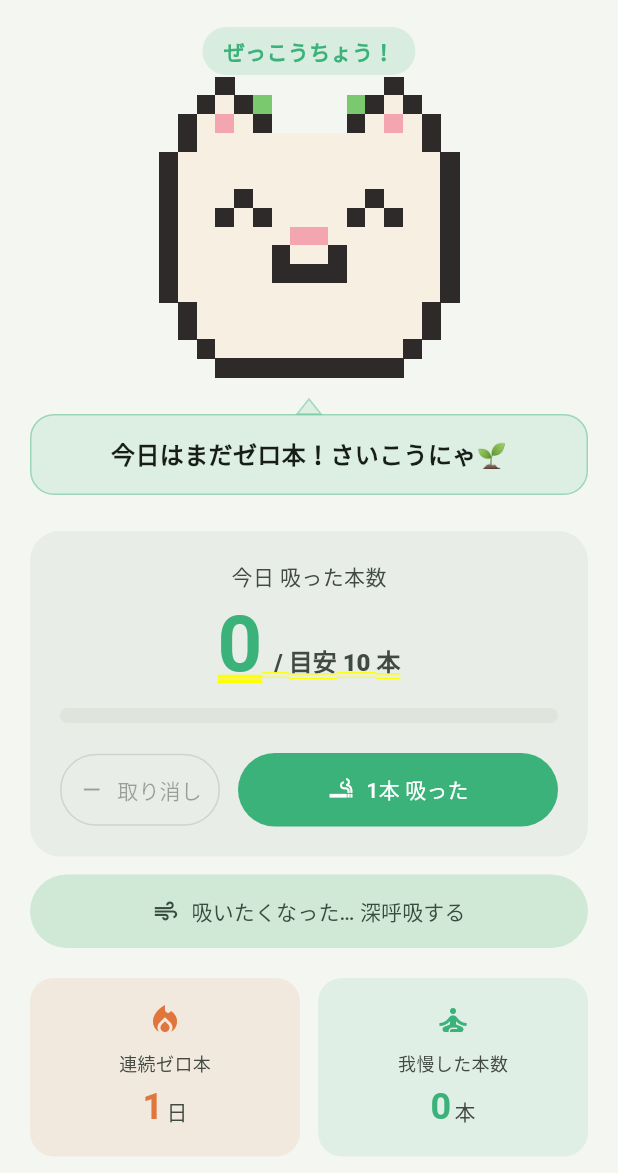
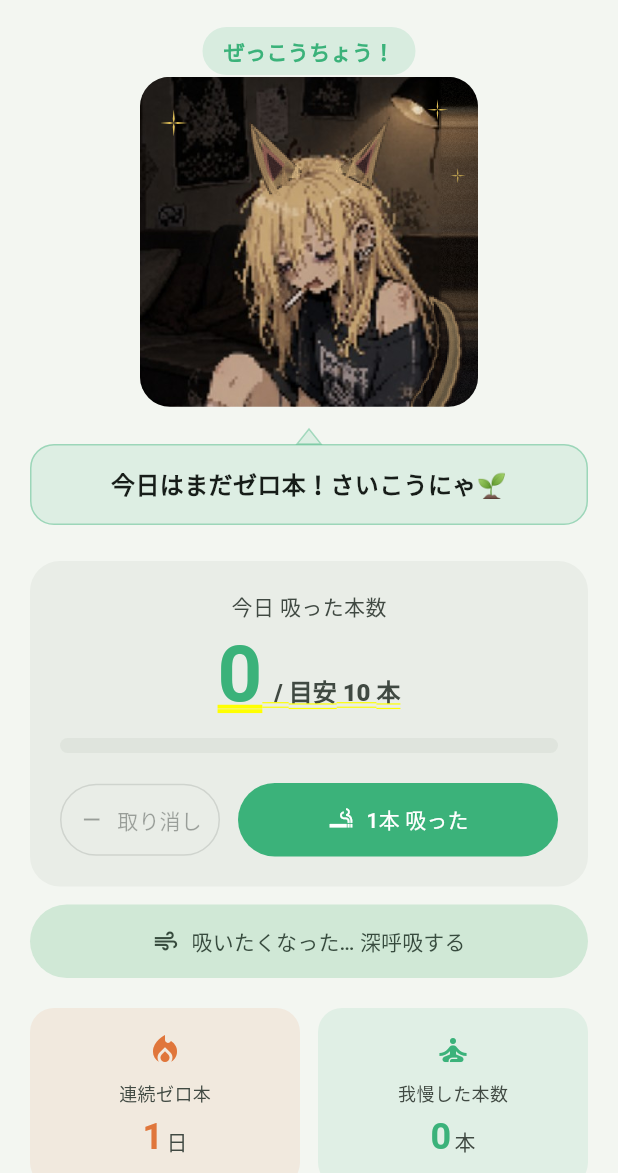
Before and after one commit to hirosekaito0612-ctrl/Nine-Solo, a Flutter app: the screen it shows after launch, after a tap on "はじめる", on a phone screen of 412 x 824 dp, the part 63-1236 px from its top. Run offline on Flutter 3.47's test engine with Material 3 defaults, Android fonts, the phone set to English and light mode, and no system bars; our stand-ins replace shared_preferences.

Commit message:
キャラをドット絵から猫耳・しっぽ付きイラストに変更
- 提供イラストに猫耳としっぽを描き足した画像を assets/images/yamenyan.png として追加
- 16x16ドット絵の描画(cat_pixels.dart / pixel_cat.dart)を廃止し、
  イラスト表示+気分エフェクト(きらきら/あせ/けむり)の character_view.dart に置き換え
- Mood・セリフ・ラベルは models/cat.dart に整理して維持
- pubspec にアセット登録、テスト・READMEを新仕様に更新

Co-Authored-By: Claude Fable 5 <noreply@anthropic.com>
Claude-Session: https://claude.ai/code/session_019VHbiJfSjPTDpCrCDGhAbm

```diff
--- /dev/null
+++ b/lib/models/cat.dart
@@ -0,0 +1,43 @@
+/// ヤメにゃんのキャラクター定義。
+///
+/// 見た目は `assets/images/yamenyan.png`（猫耳としっぽを描き足したイラスト）を
+/// 使い、気分はセリフ・ラベル・画面上のエフェクトで表現する。
+library;
+
+enum Mood { great, good, worried, bad, calm }
+
+class CatArt {
+  const CatArt._();
+
+  /// 気分に応じたヤメにゃんのセリフ。
+  static String message(Mood mood) {
+    switch (mood) {
+      case Mood.great:
+        return '今日はまだゼロ本！さいこうにゃ🌱';
+      case Mood.good:
+        return 'へらせてるね、えらいにゃ〜！';
+      case Mood.worried:
+        return 'んー、ちょっと多いかも。深呼吸しよ？';
+      case Mood.bad:
+        return 'ゴホッ…むりしないで休もうにゃ。また一緒にがんばろ？';
+      case Mood.calm:
+        return 'すーっ…はーっ…いっしょに深呼吸するにゃ…';
+    }
+  }
+
+  /// 状態ラベル（バッジ表示用）。
+  static String statusLabel(Mood mood) {
+    switch (mood) {
+      case Mood.great:
+        return 'ぜっこうちょう！';
+      case Mood.good:
+        return 'いいペース';
+      case Mood.worried:
+        return 'ちょっと注意';
+      case Mood.bad:
+        return 'ひとやすみ';
+      case Mood.calm:
+        return 'しんこきゅう';
+    }
+  }
+}
--- a/lib/models/cat_pixels.dart
+++ /dev/null
@@ -1,107 +0,0 @@
-/// ヤメにゃんのドット絵データ。
-///
-/// 画像ファイルは一切使わず、16x16 のドット（文字グリッド）をコードで描画する。
-/// これにより外部アセット不要でどの端末でもクリアに表示でき、
-/// 既存キャラクターの著作物にも一切依存しないオリジナルの相棒ネコになる。
-///
-/// 各文字は [palette] の色に対応する（'.' は透明）:
-///   k=輪郭  w=体(クリーム)  p=耳/鼻ピンク  e=目  h=ハイライト
-///   b=ほっぺ  m=けむり  g=きらきら  y=タバコ(黄)  t=なみだ
-library;
-
-enum Mood { great, good, worried, bad, calm }
-
-class CatArt {
-  const CatArt._();
-
-  /// ベースとなる素体（ふつうの顔）。全16行×16文字。
-  static const List<String> _base = <String>[
-    '...k........k...', // 0  耳の先
-    '..kwk......kwk..', // 1
-    '.kwpwk....kwpwk.', // 2  耳（内側ピンク）
-    '.kwwwwwwwwwwwwk.', // 3  頭
-    'kwwwwwwwwwwwwwwk', // 4
-    'kwwwwwwwwwwwwwwk', // 5
-    'kwweewwwwwweewwk', // 6  目
-    'kwwehwwwwwwehwwk', // 7  目のハイライト
-    'kwwwwwwppwwwwwwk', // 8  鼻
-    'kwbwwwwkkwwwwbwk', // 9  口・ほっぺ
-    'kwbwwwwwwwwwwbwk', // 10
-    'kwwwwwwwwwwwwwwk', // 11
-    '.kwwwwwwwwwwwwk.', // 12
-    '.kwwwwwwwwwwwwk.', // 13
-    '..kwwwwwwwwwwk..', // 14
-    '...kkkkkkkkkk...', // 15  あご
-  ];
-
-  /// 気分ごとに、目・口などの行だけを差し替えて表情を作る。
-  static List<String> forMood(Mood mood) {
-    final List<String> g = List<String>.from(_base);
-    switch (mood) {
-      case Mood.great: // ゼロ本！ 満面の笑み＋きらきら
-        g[1] = '..kwkg....gkwk..';
-        g[6] = 'kwwwkwwwwwwkwwwk';
-        g[7] = 'kwwkwkwwwwkwkwwk';
-        g[9] = 'kwwwwwkwwkwwwwwk';
-        g[10] = 'kwwwwwkkkkwwwwwk';
-        break;
-      case Mood.good: // 減らせてる にっこり
-        g[9] = 'kwbwwwkwwkwwwbwk';
-        g[10] = 'kwbwwwwkkwwwwbwk';
-        break;
-      case Mood.worried: // ちょっと多い 汗＋への字口
-        g[4] = 'kwwwwwwwwwwwtwwk';
-        g[6] = 'kwweewwwwwweewwk';
-        g[7] = 'kwweewwwwwweewwk';
-        g[9] = 'kwwwwwwkkwwwwwwk';
-        break;
-      case Mood.bad: // 吸いすぎ なみだ＋タバコ＋けむり
-        g[3] = '.kwwwwwmwwwwwwk.';
-        g[5] = 'kwwwwwwwmwwwwwwk';
-        g[6] = 'kwweewwwwwweewwk';
-        g[7] = 'kwwttwwwwwwttwwk';
-        g[9] = 'kwwwwwkyykwwwwwk';
-        g[10] = 'kwbwwkwwwwkwwbwk';
-        break;
-      case Mood.calm: // 深呼吸中 目を閉じておだやか
-        g[6] = 'kwwwwwwwwwwwwwwk';
-        g[7] = 'kwweewwwwwweewwk';
-        g[9] = 'kwbwwwkwwkwwwbwk';
-        g[10] = 'kwbwwwwkkwwwwbwk';
-        break;
-    }
-    return g;
-  }
-
-  /// 気分に応じたヤメにゃんのセリフ。
-  static String message(Mood mood) {
-    switch (mood) {
-      case Mood.great:
-        return '今日はまだゼロ本！さいこうにゃ🌱';
-      case Mood.good:
-        return 'へらせてるね、えらいにゃ〜！';
-      case Mood.worried:
-        return 'んー、ちょっと多いかも。深呼吸しよ？';
-      case Mood.bad:
-        return 'ゴホッ…むりしないで休もうにゃ。また一緒にがんばろ？';
-      case Mood.calm:
-        return 'すーっ…はーっ…いっしょに深呼吸するにゃ…';
-    }
-  }
-
-  /// 状態ラベル（バッジ表示用）。
-  static String statusLabel(Mood mood) {
-    switch (mood) {
-      case Mood.great:
-        return 'ぜっこうちょう！';
-      case Mood.good:
-        return 'いいペース';
-      case Mood.worried:
-        return 'ちょっと注意';
-      case Mood.bad:
-        return 'ひとやすみ';
-      case Mood.calm:
-        return 'しんこきゅう';
-    }
-  }
-}
--- a/lib/models/quit_data.dart
+++ b/lib/models/quit_data.dart
@@ -2,7 +2,7 @@ import 'dart:convert';
 
 import 'package:shared_preferences/shared_preferences.dart';
 
-import 'cat_pixels.dart';
+import 'cat.dart';
 
 /// アプリの状態を保持し、端末に永続化するモデル。
 ///
--- a/lib/screens/breathing_screen.dart
+++ b/lib/screens/breathing_screen.dart
@@ -1,7 +1,7 @@
 import 'package:flutter/material.dart';
 
-import '../models/cat_pixels.dart';
-import '../widgets/pixel_cat.dart';
+import '../models/cat.dart';
+import '../widgets/character_view.dart';
 
 /// 吸いたくなったときの深呼吸モード。
 ///
@@ -87,7 +87,7 @@ class _BreathingScreenState extends State<BreathingScreen>
                   final double scale = 1.0 + 0.12 * _breath.value;
                   return Transform.scale(scale: scale, child: child);
                 },
-                child: const PixelCat(mood: Mood.calm, size: 200),
+                child: const CharacterView(mood: Mood.calm, height: 200),
               ),
               const SizedBox(height: 24),
 
--- a/lib/screens/home_screen.dart
+++ b/lib/screens/home_screen.dart
@@ -1,8 +1,8 @@
 import 'package:flutter/material.dart';
 
-import '../models/cat_pixels.dart';
+import '../models/cat.dart';
 import '../models/quit_data.dart';
-import '../widgets/pixel_cat.dart';
+import '../widgets/character_view.dart';
 import '../widgets/speech_bubble.dart';
 import '../widgets/stat_tile.dart';
 import 'achievements_screen.dart';
@@ -168,7 +168,7 @@ class _HomeScreenState extends State<HomeScreen>
                     child: child,
                   );
                 },
-                child: Center(child: PixelCat(mood: mood, size: 200)),
+                child: Center(child: CharacterView(mood: mood, height: 220)),
               ),
               const SizedBox(height: 8),
 
--- a/lib/screens/onboarding_screen.dart
+++ b/lib/screens/onboarding_screen.dart
@@ -1,8 +1,8 @@
 import 'package:flutter/material.dart';
 
-import '../models/cat_pixels.dart';
+import '../models/cat.dart';
 import '../models/quit_data.dart';
-import '../widgets/pixel_cat.dart';
+import '../widgets/character_view.dart';
 
 /// 初回起動時に「1日の平均本数」と「1箱の値段」を聞く画面。
 class OnboardingScreen extends StatefulWidget {
@@ -50,7 +50,7 @@ class _OnboardingScreenState extends State<OnboardingScreen> {
             crossAxisAlignment: CrossAxisAlignment.stretch,
             children: <Widget>[
               const SizedBox(height: 12),
-              const Center(child: PixelCat(mood: Mood.good, size: 160)),
+              const Center(child: CharacterView(mood: Mood.good, height: 170)),
               const SizedBox(height: 16),
               Text(
                 'はじめまして、ヤメにゃんだにゃ',
--- /dev/null
+++ b/lib/widgets/character_view.dart
@@ -0,0 +1,112 @@
+import 'dart:math' as math;
+
+import 'package:flutter/material.dart';
+
+import '../models/cat.dart';
+
+/// ヤメにゃんのイラスト表示。
+///
+/// `assets/images/yamenyan.png` を角丸カードで表示し、
+/// 気分に応じたエフェクト（きらきら・あせ・けむり）を上に重ねる。
+class CharacterView extends StatelessWidget {
+  const CharacterView({super.key, required this.mood, this.height = 220});
+
+  final Mood mood;
+  final double height;
+
+  // 画像 (414x404) のアスペクト比
+  static const double _aspect = 414 / 404;
+
+  @override
+  Widget build(BuildContext context) {
+    final double width = height * _aspect;
+    return ClipRRect(
+      borderRadius: BorderRadius.circular(20),
+      child: SizedBox(
+        width: width,
+        height: height,
+        child: Stack(
+          fit: StackFit.expand,
+          children: <Widget>[
+            Image.asset('assets/images/yamenyan.png', fit: BoxFit.cover),
+            CustomPaint(painter: _MoodFxPainter(mood)),
+          ],
+        ),
+      ),
+    );
+  }
+}
+
+class _MoodFxPainter extends CustomPainter {
+  _MoodFxPainter(this.mood);
+
+  final Mood mood;
+
+  @override
+  void paint(Canvas canvas, Size size) {
+    switch (mood) {
+      case Mood.great:
+        _sparkle(canvas, Offset(size.width * 0.10, size.height * 0.14), 9);
+        _sparkle(canvas, Offset(size.width * 0.88, size.height * 0.10), 7);
+        _sparkle(canvas, Offset(size.width * 0.94, size.height * 0.30), 5);
+        break;
+      case Mood.worried:
+        _sweatDrop(canvas, Offset(size.width * 0.80, size.height * 0.16));
+        break;
+      case Mood.bad:
+        // 口元のタバコの先からけむり
+        _smoke(canvas, Offset(size.width * 0.42, size.height * 0.66), size);
+        break;
+      case Mood.good:
+      case Mood.calm:
+        break;
+    }
+  }
+
+  void _sparkle(Canvas canvas, Offset c, double r) {
+    final Paint p = Paint()..color = const Color(0xDDFFD960);
+    final Path path = Path();
+    for (int i = 0; i < 4; i++) {
+      final double a = i * math.pi / 2;
+      path.moveTo(c.dx, c.dy);
+      path.lineTo(
+        c.dx + math.cos(a - 0.25) * r * 0.3,
+        c.dy + math.sin(a - 0.25) * r * 0.3,
+      );
+      path.lineTo(c.dx + math.cos(a) * r, c.dy + math.sin(a) * r);
+      path.lineTo(
+        c.dx + math.cos(a + 0.25) * r * 0.3,
+        c.dy + math.sin(a + 0.25) * r * 0.3,
+      );
+      path.close();
+    }
+    canvas.drawPath(path, p);
+  }
+
+  void _sweatDrop(Canvas canvas, Offset c) {
+    final Paint p = Paint()..color = const Color(0xCC7FC1EC);
+    final Path path = Path()
+      ..moveTo(c.dx, c.dy - 8)
+      ..quadraticBezierTo(c.dx + 6, c.dy + 2, c.dx, c.dy + 6)
+      ..quadraticBezierTo(c.dx - 6, c.dy + 2, c.dx, c.dy - 8)
+      ..close();
+    canvas.drawPath(path, p);
+  }
+
+  void _smoke(Canvas canvas, Offset from, Size size) {
+    final Paint p = Paint()..color = const Color(0x66C9C4BE);
+    double x = from.dx;
+    double y = from.dy;
+    double r = 3;
+    for (int i = 0; i < 6; i++) {
+      canvas.drawCircle(Offset(x, y), r, p);
+      y -= size.height * 0.07;
+      x += (i.isEven ? -1 : 1) * size.width * 0.02;
+      r += 1.6;
+    }
+  }
+
+  @override
+  bool shouldRepaint(covariant _MoodFxPainter oldDelegate) =>
+      oldDelegate.mood != mood;
+}
--- a/lib/widgets/pixel_cat.dart
+++ /dev/null
@@ -1,73 +0,0 @@
-import 'package:flutter/material.dart';
-
-import '../models/cat_pixels.dart';
-
-/// ドット絵の色定義。cat_pixels.dart の文字と対応する。
-const Map<String, Color> kCatPalette = <String, Color>{
-  'k': Color(0xFF2E2A2A), // 輪郭
-  'w': Color(0xFFF7EFE1), // 体（クリーム）
-  'p': Color(0xFFF3A6B0), // 耳・鼻のピンク
-  'e': Color(0xFF35302E), // 目
-  'h': Color(0xFFFFFFFF), // 目のハイライト
-  'b': Color(0xFFF6B6C0), // ほっぺ
-  'm': Color(0xFFB9B4AE), // けむり
-  'g': Color(0xFF7BC96F), // きらきら
-  'y': Color(0xFFD9B441), // タバコ
-  't': Color(0xFF7FC1EC), // なみだ
-};
-
-/// 気分に応じたドット絵ネコを描画するウィジェット。
-class PixelCat extends StatelessWidget {
-  const PixelCat({super.key, required this.mood, this.size = 220});
-
-  final Mood mood;
-  final double size;
-
-  @override
-  Widget build(BuildContext context) {
-    return SizedBox(
-      width: size,
-      height: size,
-      child: CustomPaint(
-        painter: _CatPainter(CatArt.forMood(mood)),
-        isComplex: true,
-      ),
-    );
-  }
-}
-
-class _CatPainter extends CustomPainter {
-  _CatPainter(this.grid);
-
-  final List<String> grid;
-
-  @override
-  void paint(Canvas canvas, Size size) {
-    final int rows = grid.length;
-    if (rows == 0) return;
-    final int cols = grid.first.length;
-    final double cw = size.width / cols;
-    final double ch = size.height / rows;
-    final Paint paint = Paint()
-      ..isAntiAlias = false
-      ..style = PaintingStyle.fill;
-
-    for (int r = 0; r < rows; r++) {
-      final String line = grid[r];
-      for (int c = 0; c < line.length; c++) {
-        final Color? color = kCatPalette[line[c]];
-        if (color == null) continue; // '.' などは透明
-        paint.color = color;
-        // わずかに重ねて描くことでドット間の隙間をなくす
-        canvas.drawRect(
-          Rect.fromLTWH(c * cw, r * ch, cw + 0.6, ch + 0.6),
-          paint,
-        );
-      }
-    }
-  }
-
-  @override
-  bool shouldRepaint(covariant _CatPainter oldDelegate) =>
-      oldDelegate.grid != grid;
-}
--- a/pubspec.yaml
+++ b/pubspec.yaml
@@ -19,3 +19,5 @@ dev_dependencies:
 
 flutter:
   uses-material-design: true
+  assets:
+    - assets/images/
```
Also changed, not shown: assets/images/yamenyan.png (added), 2 other files.
